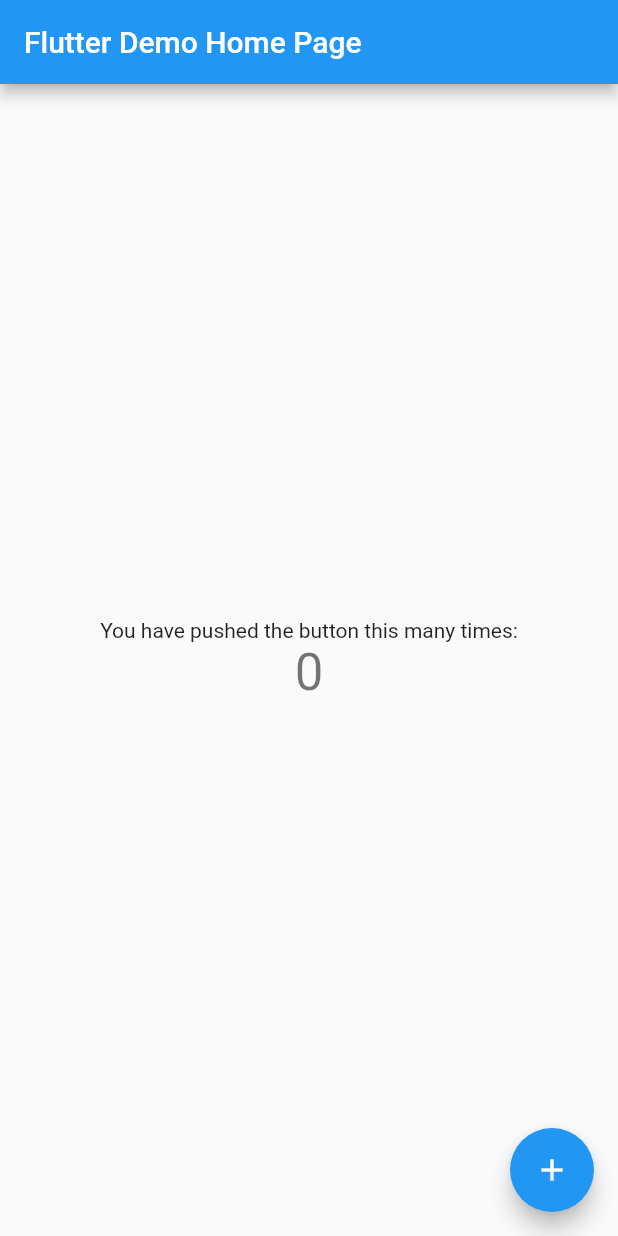
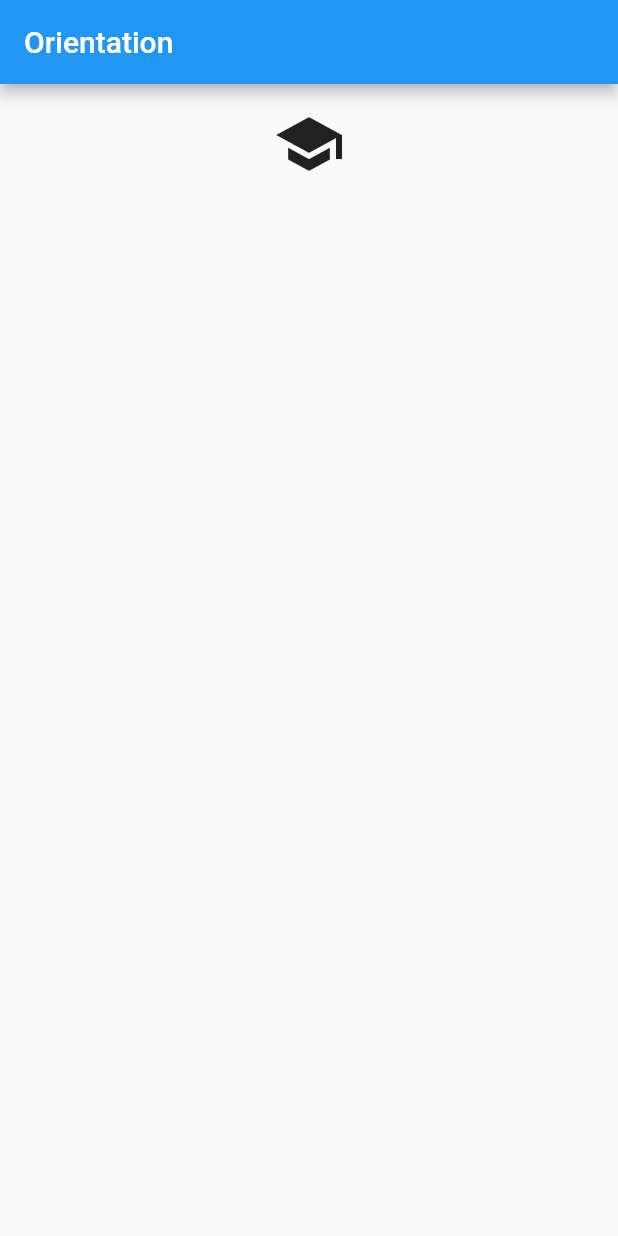
Before and after one commit to blessed-sibanda/beginning-flutter-ch6_orientation, a Flutter app: the screen it shows after launch, on a phone screen of 412 x 824 dp. Run offline on Flutter 3.47's test engine with Material 2 defaults, Android fonts, the phone set to English and light mode, and no system bars.

Commit message:
detect device orientation

```diff
--- a/lib/main.dart
+++ b/lib/main.dart
@@ -1,4 +1,5 @@
 import 'package:flutter/material.dart';
+import 'pages/home.dart';
 
 void main() {
   runApp(const MyApp());
@@ -13,103 +14,9 @@
     return MaterialApp(
       title: 'Flutter Demo',
       theme: ThemeData(
-        // This is the theme of your application.
-        //
-        // Try running your application with "flutter run". You'll see the
-        // application has a blue toolbar. Then, without quitting the app, try
-        // changing the primarySwatch below to Colors.green and then invoke
-        // "hot reload" (press "r" in the console where you ran "flutter run",
-        // or simply save your changes to "hot reload" in a Flutter IDE).
-        // Notice that the counter didn't reset back to zero; the application
-        // is not restarted.
         primarySwatch: Colors.blue,
       ),
-      home: const MyHomePage(title: 'Flutter Demo Home Page'),
+      home: const MyHomePage(),
     );
   }
 }
-
-class MyHomePage extends StatefulWidget {
-  const MyHomePage({Key? key, required this.title}) : super(key: key);
-
-  // This widget is the home page of your application. It is stateful, meaning
-  // that it has a State object (defined below) that contains fields that affect
-  // how it looks.
-
-  // This class is the configuration for the state. It holds the values (in this
-  // case the title) provided by the parent (in this case the App widget) and
-  // used by the build method of the State. Fields in a Widget subclass are
-  // always marked "final".
-
-  final String title;
-
-  @override
-  State<MyHomePage> createState() => _MyHomePageState();
-}
-
-class _MyHomePageState extends State<MyHomePage> {
-  int _counter = 0;
-
-  void _incrementCounter() {
-    setState(() {
-      // This call to setState tells the Flutter framework that something has
-      // changed in this State, which causes it to rerun the build method below
-      // so that the display can reflect the updated values. If we changed
-      // _counter without calling setState(), then the build method would not be
-      // called again, and so nothing would appear to happen.
-      _counter++;
-    });
-  }
-
-  @override
-  Widget build(BuildContext context) {
-    // This method is rerun every time setState is called, for instance as done
-    // by the _incrementCounter method above.
-    //
-    // The Flutter framework has been optimized to make rerunning build methods
-    // fast, so that you can just rebuild anything that needs updating rather
-    // than having to individually change instances of widgets.
-    return Scaffold(
-      appBar: AppBar(
-        // Here we take the value from the MyHomePage object that was created by
-        // the App.build method, and use it to set our appbar title.
-        title: Text(widget.title),
-      ),
-      body: Center(
-        // Center is a layout widget. It takes a single child and positions it
-        // in the middle of the parent.
-        child: Column(
-          // Column is also a layout widget. It takes a list of children and
-          // arranges them vertically. By default, it sizes itself to fit its
-          // children horizontally, and tries to be as tall as its parent.
-          //
-          // Invoke "debug painting" (press "p" in the console, choose the
-          // "Toggle Debug Paint" action from the Flutter Inspector in Android
-          // Studio, or the "Toggle Debug Paint" command in Visual Studio Code)
-          // to see the wireframe for each widget.
-          //
-          // Column has various properties to control how it sizes itself and
-          // how it positions its children. Here we use mainAxisAlignment to
-          // center the children vertically; the main axis here is the vertical
-          // axis because Columns are vertical (the cross axis would be
-          // horizontal).
-          mainAxisAlignment: MainAxisAlignment.center,
-          children: <Widget>[
-            const Text(
-              'You have pushed the button this many times:',
-            ),
-            Text(
-              '$_counter',
-              style: Theme.of(context).textTheme.headline4,
-            ),
-          ],
-        ),
-      ),
-      floatingActionButton: FloatingActionButton(
-        onPressed: _incrementCounter,
-        tooltip: 'Increment',
-        child: const Icon(Icons.add),
-      ), // This trailing comma makes auto-formatting nicer for build methods.
-    );
-  }
-}
--- /dev/null
+++ b/lib/pages/home.dart
@@ -0,0 +1,49 @@
+import 'package:flutter/material.dart';
+
+class MyHomePage extends StatelessWidget {
+  const MyHomePage({Key? key}) : super(key: key);
+
+  @override
+  Widget build(BuildContext context) {
+    return Scaffold(
+      appBar: AppBar(
+        title: const Text('Orientation'),
+      ),
+      body: SafeArea(
+        child: SingleChildScrollView(
+          child: Padding(
+            padding: const EdgeInsets.all(16.0),
+            child: Column(
+              children: const [
+                OrientationLayoutIconsWidget(),
+              ],
+            ),
+          ),
+        ),
+      ),
+    );
+  }
+}
+
+class OrientationLayoutIconsWidget extends StatelessWidget {
+  const OrientationLayoutIconsWidget({Key? key}) : super(key: key);
+
+  @override
+  Widget build(BuildContext context) {
+    Orientation _orientation = MediaQuery.of(context).orientation;
+    return _orientation == Orientation.portrait
+        ? Row(
+            mainAxisAlignment: MainAxisAlignment.center,
+            children: const [
+              Icon(Icons.school, size: 48.0),
+            ],
+          )
+        : Row(
+            mainAxisAlignment: MainAxisAlignment.center,
+            children: const [
+              Icon(Icons.school, size: 48.0),
+              Icon(Icons.brush, size: 48.0),
+            ],
+          );
+  }
+}
```
